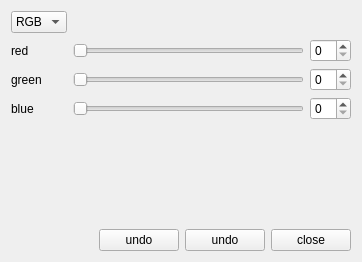
Qt form examples/color-selector.ui (ordovician/QtUIParser.jl) before a commit.
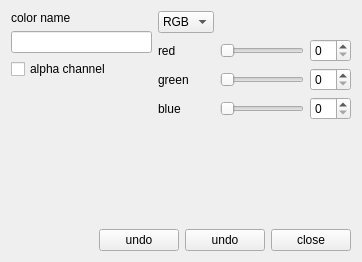
The same form after that commit.

Commit message: Make color layout a bit more complex

```diff
--- a/examples/color-selector.ui
+++ b/examples/color-selector.ui
@@ -15,6 +15,42 @@
   </property>
   <layout class="QVBoxLayout" name="verticalLayout">
    <item>
+    <layout class="QHBoxLayout" name="config_layout">
+     <item>
+      <layout class="QVBoxLayout" name="name_layout">
+       <item>
+        <widget class="QLabel" name="name_label">
+         <property name="text">
+          <string>color name</string>
+         </property>
+        </widget>
+       </item>
+       <item>
+        <widget class="QLineEdit" name="name_edit"/>
+       </item>
+       <item>
+        <widget class="QCheckBox" name="alpha_box">
+         <property name="text">
+          <string>alpha channel</string>
+         </property>
+        </widget>
+       </item>
+       <item>
+        <spacer name="verticalSpacer_2">
+         <property name="orientation">
+          <enum>Qt::Vertical</enum>
+         </property>
+         <property name="sizeHint" stdset="0">
+          <size>
+           <width>20</width>
+           <height>40</height>
+          </size>
+         </property>
+        </spacer>
+       </item>
+      </layout>
+     </item>
+     <item>
     <layout class="QGridLayout" name="color_layout">
      <item row="0" column="0">
       <widget class="QComboBox" name="mode_combo">
@@ -80,6 +116,8 @@
      </item>
      <item row="3" column="2">
       <widget class="QSpinBox" name="blue_spinner"/>
+       </item>
+      </layout>
      </item>
     </layout>
    </item>
```
Lines whose indentation alone changed are shown as unchanged.
